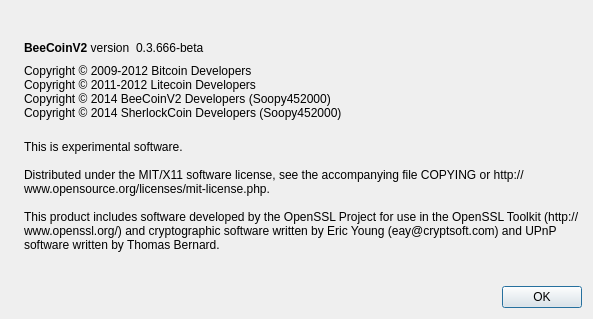
Qt form src/qt/forms/aboutdialog.ui (sherlockcoin/beecoinv2) before a commit.
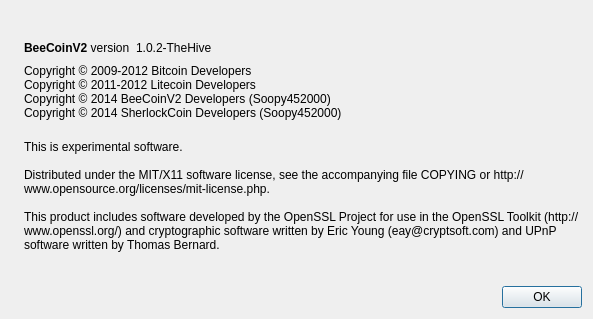
The same form after that commit. Icons and pictures are not drawn.

```diff
--- a/src/qt/forms/aboutdialog.ui
+++ b/src/qt/forms/aboutdialog.ui
@@ -63,7 +63,7 @@
           <cursorShape>IBeamCursor</cursorShape>
          </property>
          <property name="text">
-          <string notr="true">0.3.666-beta</string>
+          <string notr="true">1.0.2-TheHive</string>
          </property>
          <property name="textInteractionFlags">
           <set>Qt::LinksAccessibleByMouse|Qt::TextSelectableByKeyboard|Qt::TextSelectableByMouse</set>
```
